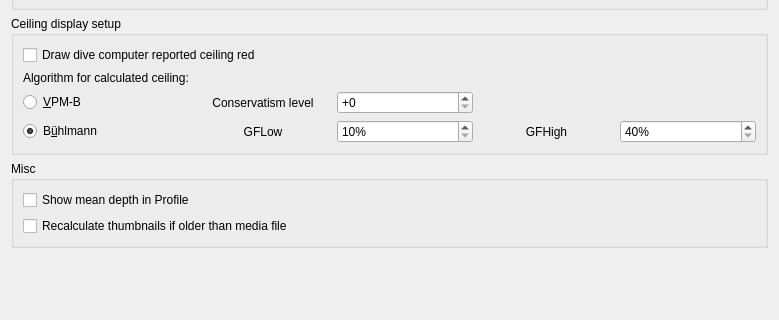
The window that desktop-widgets/preferences/preferences_graph.ui (subsurface/subsurface) describes before a commit, drawn with Qt 5; both pictures show x 0 to 779 and y 314 to 634 of the 779 by 634 pixel window.
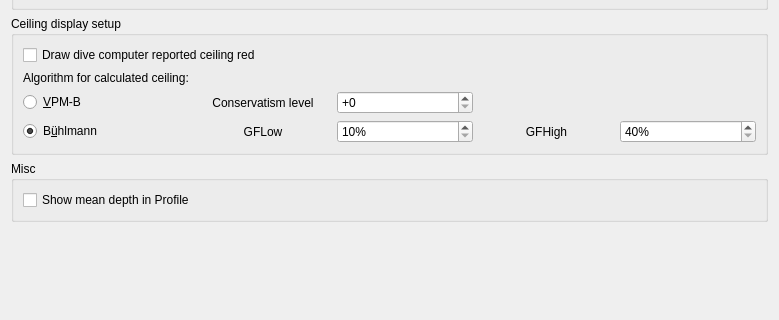
The same window after the commit.

Commit message:
Pereferences UI: add media tab
Remove the preference settings dealing with thumbnails (currently under
General preferences and Profile preferences) and put them in a newly-created
Media preference tab.

Patch:
```diff
--- a/desktop-widgets/preferences/preferences_graph.ui
+++ b/desktop-widgets/preferences/preferences_graph.ui
@@ -361,13 +361,6 @@
         </property>
        </widget>
       </item>
-      <item row="1" column="0" colspan="2">
-       <widget class="QCheckBox" name="auto_recalculate_thumbnails">
-        <property name="text">
-         <string>Recalculate thumbnails if older than media file</string>
-        </property>
-       </widget>
-      </item>
      </layout>
     </widget>
    </item>
```
The commit also changes 17 other files.
